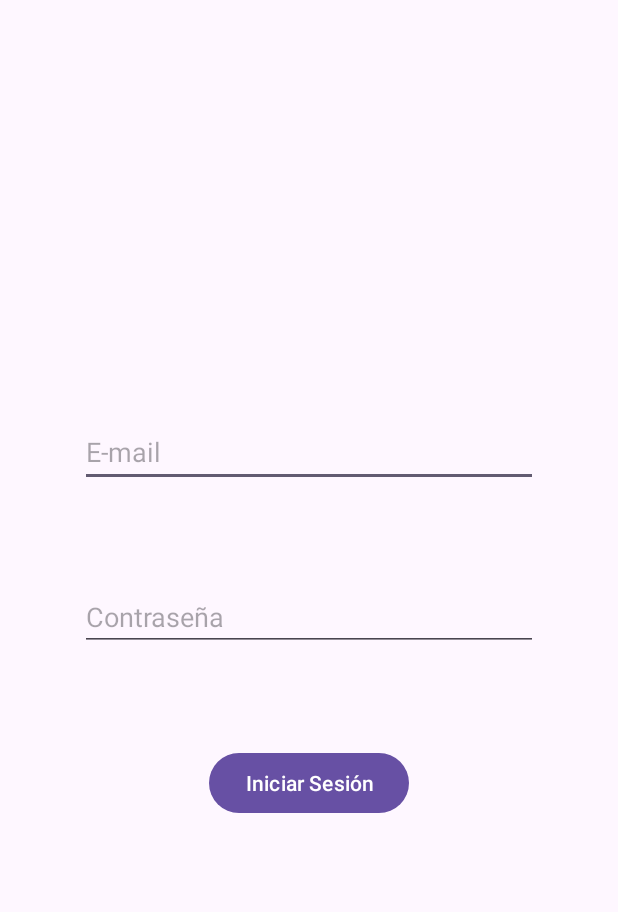
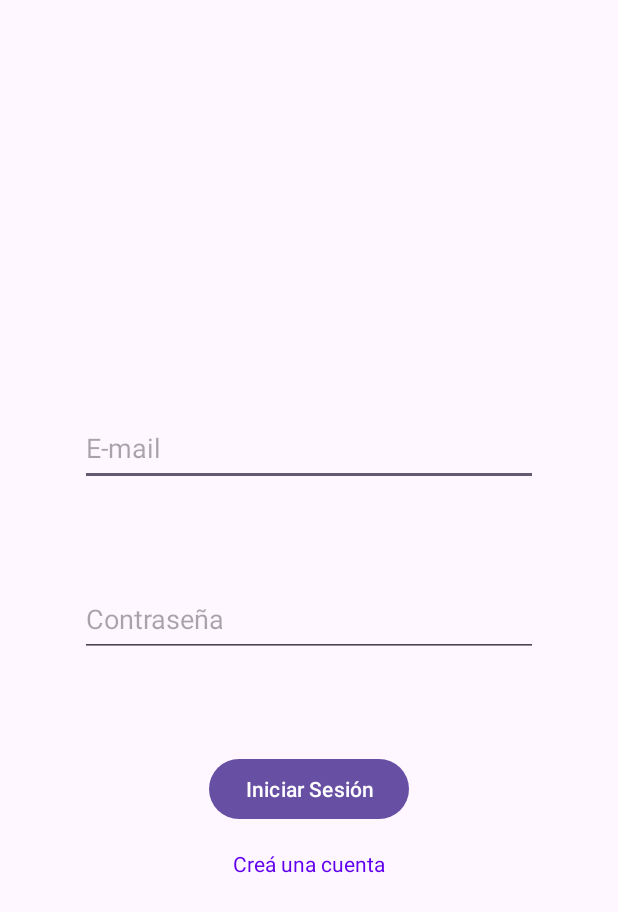
Before and after one commit to maiasauria/MyDeliveryApp, an Android app built with Jetpack Compose: the layout activity_login.xml on its own in the app's theme, with its tools: preview values and no code run, on a phone screen of 412 x 824 dp. Shown: the top 912 px of the screen. Run offline under Robolectric (Android 15) with nearby library versions, the phone set to English and light mode, and no system bars.

```diff
--- a/app/src/main/AndroidManifest.xml
+++ b/app/src/main/AndroidManifest.xml
@@ -14,7 +14,8 @@
         tools:targetApi="31">
         <activity
             android:name=".presentation.activities.LoginActivity"
-            android:exported="true">
+            android:exported="true"
+            android:theme="@style/Theme.MyDeliveryApp">
             <intent-filter>
                 <action android:name="android.intent.action.MAIN" />
                 <category android:name="android.intent.category.LAUNCHER" />
--- a/app/src/main/res/layout/activity_login.xml
+++ b/app/src/main/res/layout/activity_login.xml
@@ -8,44 +8,56 @@
     tools:context=".presentation.activities.LoginActivity">
 
     <EditText
-        android:id="@+id/editTextTextEmailAddress"
+        android:id="@+id/etEmailAddress"
         android:layout_width="305dp"
-        android:layout_height="46dp"
+        android:layout_height="50dp"
         android:layout_marginBottom="32dp"
         android:ems="10"
-        android:hint="E-mail"
+        android:hint="@string/email"
         android:inputType="textEmailAddress"
-        app:layout_constraintBottom_toTopOf="@+id/editTextTextPassword"
+        app:layout_constraintBottom_toTopOf="@+id/etTextPassword"
         app:layout_constraintEnd_toEndOf="parent"
         app:layout_constraintStart_toStartOf="parent"
         app:layout_constraintTop_toTopOf="parent"
         app:layout_constraintVertical_chainStyle="packed" />
 
     <EditText
-        android:id="@+id/editTextTextPassword"
+        android:id="@+id/etTextPassword"
         android:layout_width="305dp"
-        android:layout_height="wrap_content"
+        android:layout_height="50dp"
         android:layout_marginTop="32dp"
         android:layout_marginBottom="32dp"
         android:ems="10"
-        android:hint="Contraseña"
+        android:hint="@string/password"
         android:inputType="textPassword"
         app:layout_constraintBottom_toTopOf="@+id/btnLogin"
         app:layout_constraintEnd_toEndOf="parent"
         app:layout_constraintStart_toStartOf="parent"
-        app:layout_constraintTop_toBottomOf="@+id/editTextTextEmailAddress" />
+        app:layout_constraintTop_toBottomOf="@+id/etEmailAddress" />
 
     <Button
         android:id="@+id/btnLogin"
         android:layout_width="wrap_content"
         android:layout_height="wrap_content"
         android:layout_marginTop="32dp"
-        android:text="Iniciar Sesión"
+        android:text="@string/iniciar_sesion"
         app:layout_constraintBottom_toBottomOf="parent"
         app:layout_constraintEnd_toEndOf="parent"
         app:layout_constraintHorizontal_bias="0.5"
         app:layout_constraintStart_toStartOf="parent"
-        app:layout_constraintTop_toBottomOf="@+id/editTextTextPassword" />
+        app:layout_constraintTop_toBottomOf="@+id/etTextPassword" />
 
+    <TextView
+        android:id="@+id/tvRegister"
+        android:layout_width="wrap_content"
+        android:layout_height="50dp"
+        android:text="@string/cre_una_cuenta"
+        android:textColor="@color/purple_500"
+        android:layout_marginTop="16dp"
+        android:clickable="true"
+        android:focusable="true"
+        app:layout_constraintTop_toBottomOf="@+id/btnLogin"
+        app:layout_constraintStart_toStartOf="parent"
+        app:layout_constraintEnd_toEndOf="parent"/>
 
 </androidx.constraintlayout.widget.ConstraintLayout>
--- a/app/src/main/res/values/strings.xml
+++ b/app/src/main/res/values/strings.xml
@@ -44,4 +44,8 @@
     </string>
     <!-- TODO: Remove or change this placeholder text -->
     <string name="hello_blank_fragment">Hello blank fragment</string>
+    <string name="cre_una_cuenta">Creá una cuenta</string>
+    <string name="iniciar_sesion">Iniciar Sesión</string>
+    <string name="password">Contraseña</string>
+    <string name="email">E-mail</string>
 </resources>
```
Also changed, not shown: app/src/main/java/com/mleon/mydeliveryapp/presentation/activities/LoginActivity.kt (+67 -15 lines), app/src/main/java/com/mleon/mydeliveryapp/presentation/fragments/BottomSheetDialogFragment.kt (added, +106 -0 lines), app/src/main/res/layout/fragment_bottom_sheet_dialog.xml (added, +45 -0 lines).
